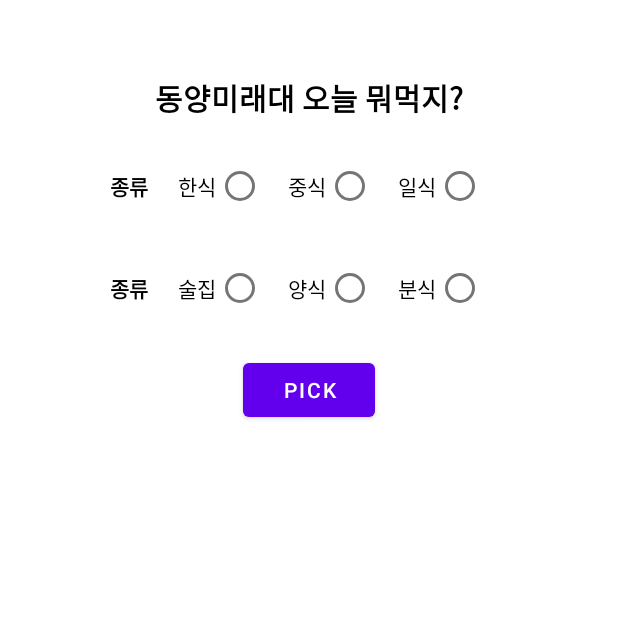
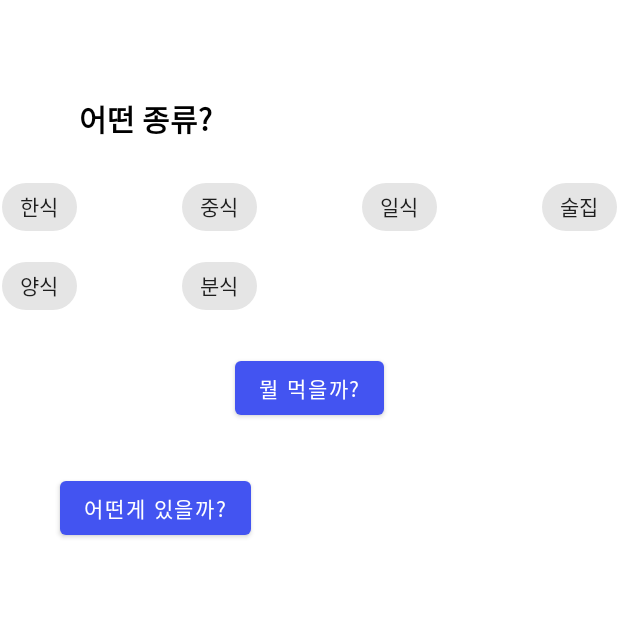
Before and after one commit to hoyahozz/RandomTodayLaunch, an Android app: the screen it shows after launch (MainActivity), on a phone screen of 412 x 824 dp, the top half of it. Run offline under Robolectric (Android 15) with nearby library versions, the phone set to English and light mode, and no system bars; our stand-ins replace Room's generated code, navigation-ui.

Commit message:
feat : Material Chip

```diff
--- a/app/src/main/java/com/example/randomtodaylaunch/MainActivity.kt
+++ b/app/src/main/java/com/example/randomtodaylaunch/MainActivity.kt
@@ -11,6 +11,8 @@ import androidx.navigation.ui.navigateUp
 import androidx.navigation.ui.setupActionBarWithNavController
 import android.view.Menu
 import android.view.MenuItem
+import android.view.View
+import android.widget.RadioButton
 import androidx.sqlite.db.SimpleSQLiteQuery
 import com.example.randomtodaylaunch.data.DatabaseCopier
 import com.example.randomtodaylaunch.data.FoodDataBase
@@ -25,8 +27,9 @@ class MainActivity : AppCompatActivity() {
     private lateinit var binding: ActivityMainBinding
     private lateinit var db: FoodDataBase
     private var foodType = "한식"
-    private lateinit var getFoodList : List<FoodEntity>
-    private lateinit var job : Job
+    private lateinit var getFoodList: List<FoodEntity>
+    private lateinit var job: Job
+    private val TAG = "MainActivity"
 
     override fun onCreate(savedInstanceState: Bundle?) {
         super.onCreate(savedInstanceState)
@@ -43,20 +46,36 @@ class MainActivity : AppCompatActivity() {
             job.join()
         }
 
-        binding.foodRg.setOnCheckedChangeListener { radioGroup, i ->
-            when (i) {
-                R.id.foodChinaRb -> foodType = "중식"
-                R.id.foodKoreanRb -> foodType = "한식"
-                R.id.foodJapanRb -> foodType = "일식"
+
+        binding.chipGroup.layoutDirection = View.LAYOUT_DIRECTION_LOCALE
+        binding.chipGroup.setOnCheckedChangeListener { group, checkedId ->
+            Log.d(TAG, "chipGroup ON")
+            when(checkedId) {
+                R.id.chip_korea -> {
+                    foodType = "한식"
+                }
+                R.id.chip_china -> {
+                    foodType = "중식"
+                }
+
+                R.id.chip_japan -> {
+                    foodType = "일식"
+                }
+
+                R.id.chip_europe -> {
+                    foodType = "양식"
+                }
+
+                R.id.chip_drink -> {
+                    foodType = "술집"
+                }
+
+                R.id.chip_snack -> {
+                    foodType = "분식"
+                }
             }
+
         }
-
-        binding.foodRg2.setOnCheckedChangeListener { radioGroup, i ->
-            when (i) {
-                R.id.foodDrinkRb -> foodType = "술집"
-            }
-        }
-
 
 
 
@@ -66,6 +85,7 @@ class MainActivity : AppCompatActivity() {
 
         binding.pick.setOnClickListener {
             GlobalScope.launch {
+                Log.d(TAG, "onCreate: $foodType")
 //                val query = SimpleSQLiteQuery("SELECT * FROM food where type = $foodType")
                 getFoodList = db.listDAO().getAllFood(foodType)
 
--- a/app/src/main/java/com/example/randomtodaylaunch/data/FoodDataBase.kt
+++ b/app/src/main/java/com/example/randomtodaylaunch/data/FoodDataBase.kt
@@ -21,7 +21,6 @@ import java.util.concurrent.Executors
 abstract class FoodDataBase : RoomDatabase() {
     abstract fun listDAO(): ListDAO
 
-
 /*
     데이터베이스를 만드는 작업은 리소스를 많이 잡아먹기 때문에,
     앱 전체 프로세스 안에서 객체를 한번만 생성하는 것이 유리하다. (Singleton Pattern)
--- a/app/src/main/res/layout/activity_main.xml
+++ b/app/src/main/res/layout/activity_main.xml
@@ -1,5 +1,5 @@
 <?xml version="1.0" encoding="utf-8"?>
-<LinearLayout xmlns:android="http://schemas.android.com/apk/res/android"
+<androidx.constraintlayout.widget.ConstraintLayout xmlns:android="http://schemas.android.com/apk/res/android"
     xmlns:app="http://schemas.android.com/apk/res-auto"
     xmlns:tools="http://schemas.android.com/tools"
     android:layout_width="match_parent"
@@ -8,146 +8,122 @@
     tools:context=".MainActivity">
 
     <TextView
+        android:id="@+id/textView"
         android:layout_width="wrap_content"
         android:layout_height="wrap_content"
         android:layout_gravity="center"
-        android:layout_marginTop="50dp"
+        android:layout_marginStart="34dp"
+        android:layout_marginTop="64dp"
+        android:layout_marginEnd="24dp"
+        android:layout_marginBottom="20dp"
         android:fontFamily="@font/nanumgothic"
-        android:text="동양미래대 오늘 뭐먹지?"
+        android:text="어떤 종류?"
+        android:textColor="@color/black"
+        android:textSize="20sp"
         android:textStyle="bold"
-        android:textColor="@color/black"
-        android:textSize="20sp" />
+        app:layout_constraintBottom_toTopOf="@+id/chip_group"
+        app:layout_constraintEnd_toEndOf="parent"
+        app:layout_constraintHorizontal_bias="0.071"
+        app:layout_constraintStart_toStartOf="parent"
+        app:layout_constraintTop_toTopOf="parent" />
 
-    <LinearLayout
+    <com.google.android.material.chip.ChipGroup
+        android:id="@+id/chip_group"
         android:layout_width="wrap_content"
         android:layout_height="wrap_content"
+        android:layout_gravity="center"
+        android:layout_marginStart="34dp"
         android:layout_marginTop="20dp"
-        android:layout_gravity="center"
-        android:orientation="horizontal">
+        android:layout_marginEnd="24dp"
+        app:chipSpacingHorizontal="70dp"
+        app:chipSpacingVertical="5dp"
+        app:layout_constraintEnd_toEndOf="parent"
+        app:layout_constraintHorizontal_bias="0.589"
+        app:layout_constraintStart_toStartOf="parent"
+        app:layout_constraintTop_toBottomOf="@+id/textView"
+        app:singleSelection="true">
 
-        <TextView
-            android:layout_width="wrap_content"
-            android:layout_height="match_parent"
-            android:fontFamily="@font/nanumgothic"
-            android:gravity="center"
-            android:textColor="@color/black"
-            android:textStyle="bold"
-            android:text="종류" />
-
-        <RadioGroup
-            android:id="@+id/foodRg"
+        <com.google.android.material.chip.Chip
+            android:id="@+id/chip_korea"
+            style="@style/Widget.MaterialComponents.Chip.Choice"
             android:layout_width="wrap_content"
             android:layout_height="wrap_content"
-            android:layout_marginLeft="20dp"
-            android:orientation="horizontal">
-
-            <TextView
-                android:layout_width="wrap_content"
-                android:layout_height="match_parent"
-                android:gravity="center"
-                android:textColor="@color/black"
+            android:checkable="true"
+            android:checked="false"
             android:text="한식" />
 
-            <RadioButton
-                android:id="@+id/foodKoreanRb"
+        <com.google.android.material.chip.Chip
+            android:id="@+id/chip_china"
+            style="@style/Widget.MaterialComponents.Chip.Choice"
             android:layout_width="wrap_content"
-                android:layout_height="wrap_content" />
-
-            <TextView
-                android:layout_width="wrap_content"
-                android:layout_height="match_parent"
-                android:gravity="center"
-                android:textColor="@color/black"
+            android:layout_height="wrap_content"
+            android:checkable="true"
+            android:checked="false"
             android:text="중식" />
 
-            <RadioButton
-                android:id="@+id/foodChinaRb"
+        <com.google.android.material.chip.Chip
+            android:id="@+id/chip_japan"
+            style="@style/Widget.MaterialComponents.Chip.Choice"
             android:layout_width="wrap_content"
-                android:layout_height="wrap_content" />
-
-            <TextView
-                android:layout_width="wrap_content"
-                android:layout_height="match_parent"
-                android:gravity="center"
-                android:textColor="@color/black"
+            android:layout_height="wrap_content"
+            android:checkable="true"
+            android:checked="false"
             android:text="일식" />
 
-            <RadioButton
-                android:id="@+id/foodJapanRb"
-                android:layout_width="wrap_content"
-                android:layout_height="wrap_content" />
-        </RadioGroup>
-
-    </LinearLayout>
-
-    <LinearLayout
+        <com.google.android.material.chip.Chip
+            android:id="@+id/chip_drink"
+            style="@style/Widget.MaterialComponents.Chip.Choice"
             android:layout_width="wrap_content"
             android:layout_height="wrap_content"
-        android:layout_marginTop="20dp"
-        android:layout_gravity="center"
-        android:orientation="horizontal">
+            android:checkable="true"
+            android:checked="false"
+            android:text="술집" />
 
-        <TextView
-            android:layout_width="wrap_content"
-            android:layout_height="match_parent"
-            android:fontFamily="@font/nanumgothic"
-            android:gravity="center"
-            android:textColor="@color/black"
-            android:textStyle="bold"
-            android:text="종류" />
-
-        <RadioGroup
-            android:id="@+id/foodRg2"
+        <com.google.android.material.chip.Chip
+            android:id="@+id/chip_europe"
+            style="@style/Widget.MaterialComponents.Chip.Choice"
             android:layout_width="wrap_content"
             android:layout_height="wrap_content"
-            android:layout_marginLeft="20dp"
-            android:orientation="horizontal">
-
-            <TextView
-                android:layout_width="wrap_content"
-                android:layout_height="match_parent"
-                android:gravity="center"
-                android:textColor="@color/black"
-                android:text="술집" />
-
-            <RadioButton
-                android:id="@+id/foodDrinkRb"
-                android:layout_width="wrap_content"
-                android:layout_height="wrap_content" />
-
-            <TextView
-                android:layout_width="wrap_content"
-                android:layout_height="match_parent"
-                android:gravity="center"
-                android:textColor="@color/black"
+            android:checkable="true"
+            android:checked="false"
             android:text="양식" />
 
-            <RadioButton
-                android:id="@+id/foodEuropeRb"
+        <com.google.android.material.chip.Chip
+            android:id="@+id/chip_snack"
+            style="@style/Widget.MaterialComponents.Chip.Choice"
             android:layout_width="wrap_content"
-                android:layout_height="wrap_content" />
-
-            <TextView
-                android:layout_width="wrap_content"
-                android:layout_height="match_parent"
-                android:gravity="center"
-                android:textColor="@color/black"
+            android:layout_height="wrap_content"
+            android:checkable="true"
+            android:checked="false"
             android:text="분식" />
 
-            <RadioButton
-                android:id="@+id/foodKFRb"
-                android:layout_width="wrap_content"
-                android:layout_height="wrap_content" />
-        </RadioGroup>
-
-    </LinearLayout>
+    </com.google.android.material.chip.ChipGroup>
 
     <Button
         android:id="@+id/pick"
         android:layout_width="wrap_content"
         android:layout_height="wrap_content"
         android:layout_gravity="center"
+        android:layout_marginStart="129dp"
         android:layout_marginTop="20dp"
-        android:text="Pick"/>
+        android:layout_marginEnd="129dp"
+        android:text="뭘 먹을까?"
+        app:layout_constraintEnd_toEndOf="parent"
+        app:layout_constraintStart_toStartOf="parent"
+        app:layout_constraintTop_toBottomOf="@+id/chip_group" />
 
-</LinearLayout>
+    <Button
+        android:id="@+id/button"
+        android:layout_width="wrap_content"
+        android:layout_height="wrap_content"
+        android:layout_marginStart="40dp"
+        android:layout_marginTop="32dp"
+        android:layout_marginEnd="225dp"
+        android:text="어떤게 있을까?"
+        app:layout_constraintEnd_toEndOf="parent"
+        app:layout_constraintHorizontal_bias="0.0"
+        app:layout_constraintStart_toStartOf="parent"
+        app:layout_constraintTop_toBottomOf="@+id/pick" />
+
+
+</androidx.constraintlayout.widget.ConstraintLayout>
--- a/app/src/main/res/values/themes.xml
+++ b/app/src/main/res/values/themes.xml
@@ -2,7 +2,7 @@
     <!-- Base application theme. -->
     <style name="Theme.RandomTodayLaunch" parent="Theme.MaterialComponents.DayNight.DarkActionBar">
         <!-- Primary brand color. -->
-        <item name="colorPrimary">@color/purple_500</item>
+        <item name="colorPrimary">#4354F1</item>
         <item name="colorPrimaryVariant">@color/purple_700</item>
         <item name="colorOnPrimary">@color/white</item>
         <!-- Secondary brand color. -->
```
Also changed, not shown: app/build.gradle (+5 -2 lines), 4 other files. Lines whose indentation alone changed are shown as unchanged.
